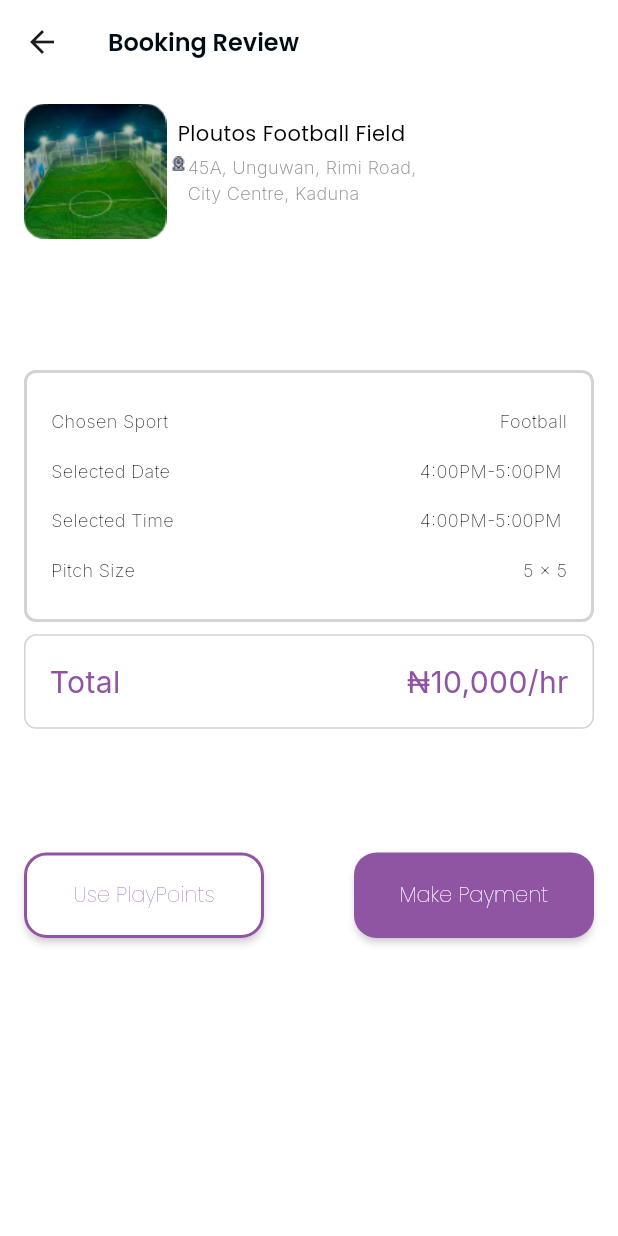
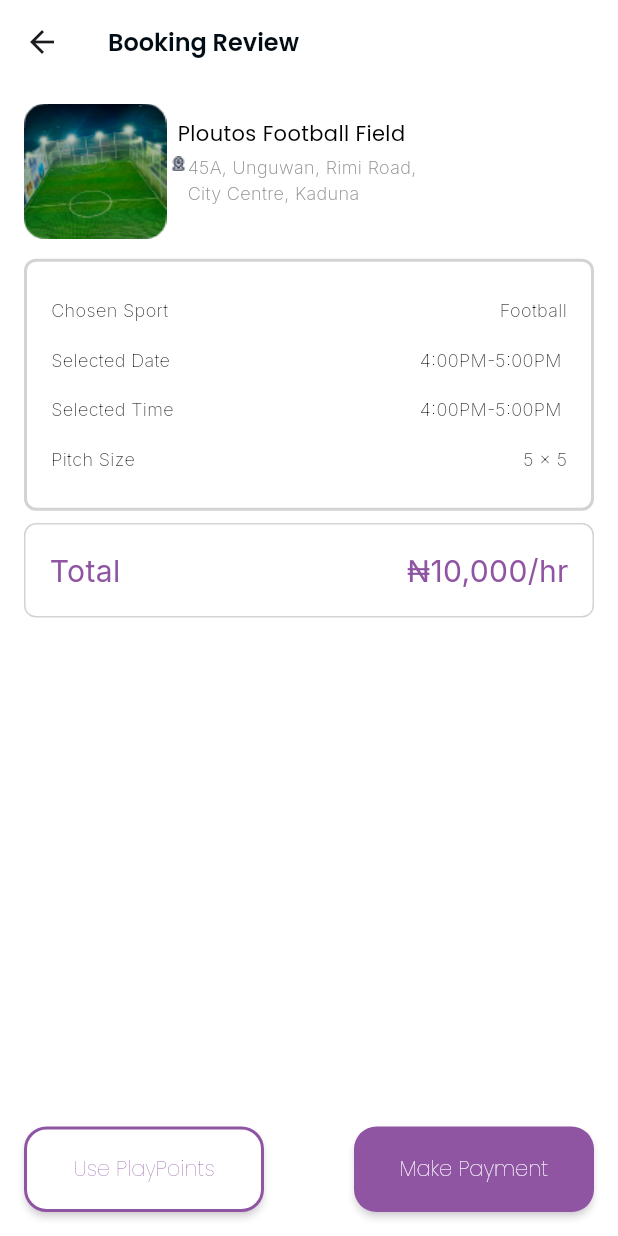
Before and after one commit to devPeta/playden, a Flutter app: the mainViewNavigator screen opened directly, item 2 of the bottom bar chosen, after a tap on "Book Now", on a phone screen of 412 x 824 dp. Run offline on Flutter 3.47's test engine with Material 3 defaults, Android fonts, the phone set to English and light mode, and no system bars; our stand-ins replace flutter_svg, get, google_fonts, iconsax, smooth_page_indicator.

Commit message:
Final Commit

```diff
--- a/lib/main.dart
+++ b/lib/main.dart
@@ -1,7 +1,6 @@
 import 'package:flutter/material.dart';
 import 'package:flutter/services.dart';
 import 'package:get/get.dart';
-
 import 'core/theme/TTheme.dart';
 import 'presentation/views/auths/splashScreen.dart';
 
--- a/lib/presentation/views/mains/homepage_screen/homepage.dart
+++ b/lib/presentation/views/mains/homepage_screen/homepage.dart
@@ -79,7 +79,7 @@ class _homepageState extends State<homepage> {
                     left: 20,
                     bottom: -60,
                     child: SizedBox(
-                      height: 90,
+                      height: 100,
                       child: Card(
                         elevation:3,
                         child: Container(
--- a/lib/presentation/views/mains/homepage_screen/widgets/BoxPageViewContent.dart
+++ b/lib/presentation/views/mains/homepage_screen/widgets/BoxPageViewContent.dart
@@ -17,7 +17,7 @@ class BoxPageViewContent extends StatelessWidget {
   @override
   Widget build(BuildContext context) {
     return Padding(
-      padding: const EdgeInsets.only(left: 16.0, right: 16.0, top: 17, bottom: 11),
+      padding: const EdgeInsets.only(left: 16.0, right: 16.0, top: 17, bottom: 17),
       child: Column(
         crossAxisAlignment: CrossAxisAlignment.start,
         mainAxisAlignment: MainAxisAlignment.start,
--- a/lib/presentation/views/mains/mainview_navigator.dart
+++ b/lib/presentation/views/mains/mainview_navigator.dart
@@ -73,15 +73,15 @@ class _mainViewNavigatorState extends State<mainViewNavigator> {
                 ),
               ],
             ),
-              Positioned(
-                bottom: 0,
-                left: MediaQuery.of(context).size.width/5 * _selectedIndex,
-                child: Container(
-                  width: 64,
-                  height: 4,
-                  color: const Color(0xFF41244B),
-                ),
-              ),
+              // Positioned(
+              //   bottom: 0,
+              //   left: MediaQuery.of(context).size.width/5 * _selectedIndex,
+              //   child: Container(
+              //     width: 64,
+              //     height: 4,
+              //     color: const Color(0xFF41244B),
+              //   ),
+              // ),
             ],
           ),
         ),
--- a/lib/presentation/views/mains/search/searchscreen.dart
+++ b/lib/presentation/views/mains/search/searchscreen.dart
@@ -45,7 +45,6 @@ class SearchScreen extends StatelessWidget {
 
                   ///RowContainer ListView
                   SportList(),
-
                   SizedBox(height: scrHeight * 0.01,),
 
                   ///Search Container
--- a/lib/presentation/views/mains/search/widgets/SearchCardContent.dart
+++ b/lib/presentation/views/mains/search/widgets/SearchCardContent.dart
@@ -21,7 +21,7 @@ class SearchCardContent extends StatelessWidget {
     return Card(
       elevation: 2,
       child: Container(
-        height: 285,
+        height: 295,
         width: double.infinity,
         decoration: BoxDecoration(
           color: Colors.white,
--- a/lib/presentation/views/others/bookingreview/bookingreview.dart
+++ b/lib/presentation/views/others/bookingreview/bookingreview.dart
@@ -35,7 +35,7 @@ class BookingReview extends StatelessWidget {
               ///Image And FieldName + Location
               SizedBox(height:  screenHeight * 0.01,),
               const ImageFieldNameAndFieldLocation(),
-              SizedBox(height:  screenHeight * 0.1,),
+              SizedBox(height:  screenHeight * 0.01,),
 
               ///Sport Details
               const SportDetailsContainer(),
@@ -43,12 +43,16 @@ class BookingReview extends StatelessWidget {
 
               ///Total Price
               const TotalPriceContainer(),
-              SizedBox(height:  screenHeight * 0.1,),
 
 
+            ],
+          ),),
+      ),
 
-              ///ButtonSpaceBetween
-              const Row(
+      ///BottomButtonSpaceBetween
+      bottomSheet: const Padding(padding: EdgeInsets.all(16),
+        child:
+              Row(
                 crossAxisAlignment: CrossAxisAlignment.start,
                 mainAxisAlignment: MainAxisAlignment.spaceBetween,
                     children: [
@@ -59,9 +63,6 @@ class BookingReview extends StatelessWidget {
                       MakePaymentButton(),
                     ],
               ),
-
-            ],
-          ),),
         ),
     );
   }
--- a/lib/presentation/views/others/connect/widgets/ConnectPost.dart
+++ b/lib/presentation/views/others/connect/widgets/ConnectPost.dart
@@ -10,9 +10,11 @@ class ConnectPost extends StatelessWidget {
 
   @override
   Widget build(BuildContext context) {
-    return Container(
-      height: 450,
-      width: 361,
+    return Padding(
+      padding: const EdgeInsets.only(bottom: 8.0),
+      child: Container(
+        height: 500,
+        width: double.infinity,
         padding: const EdgeInsets.all(8),
         decoration: BoxDecoration(
             color: Colors.white,
@@ -107,6 +109,7 @@ class ConnectPost extends StatelessWidget {
             ],
           ),
         ),
+      ),
     );
   }
 }
```
Lines whose indentation alone changed are shown as unchanged.
